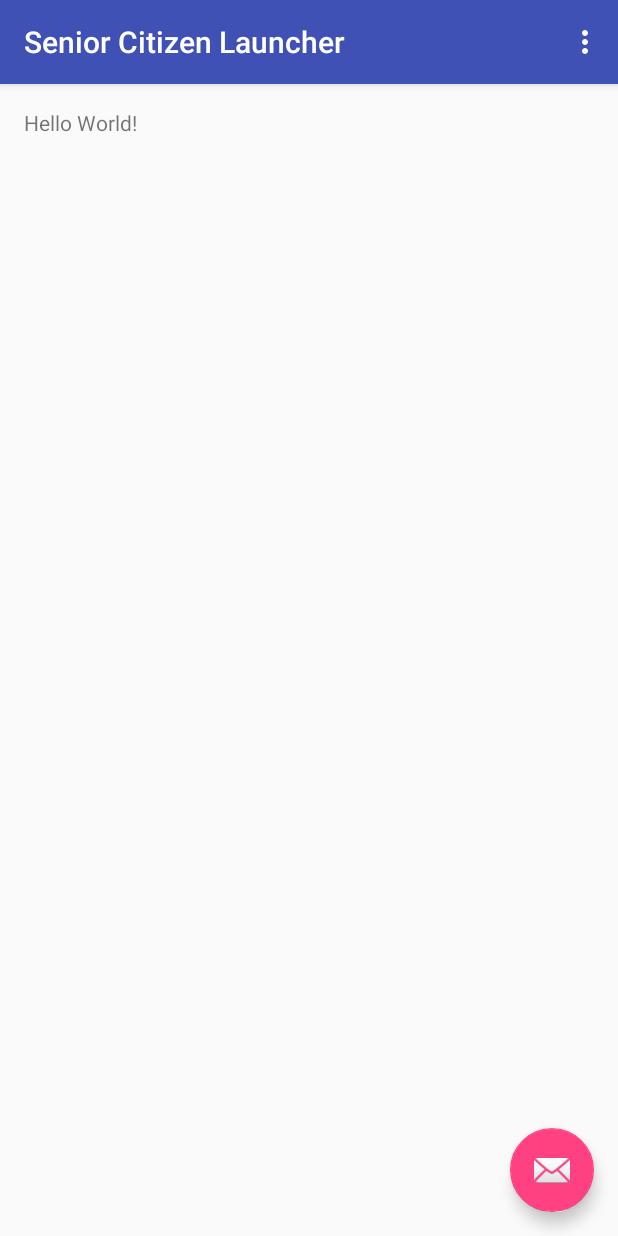
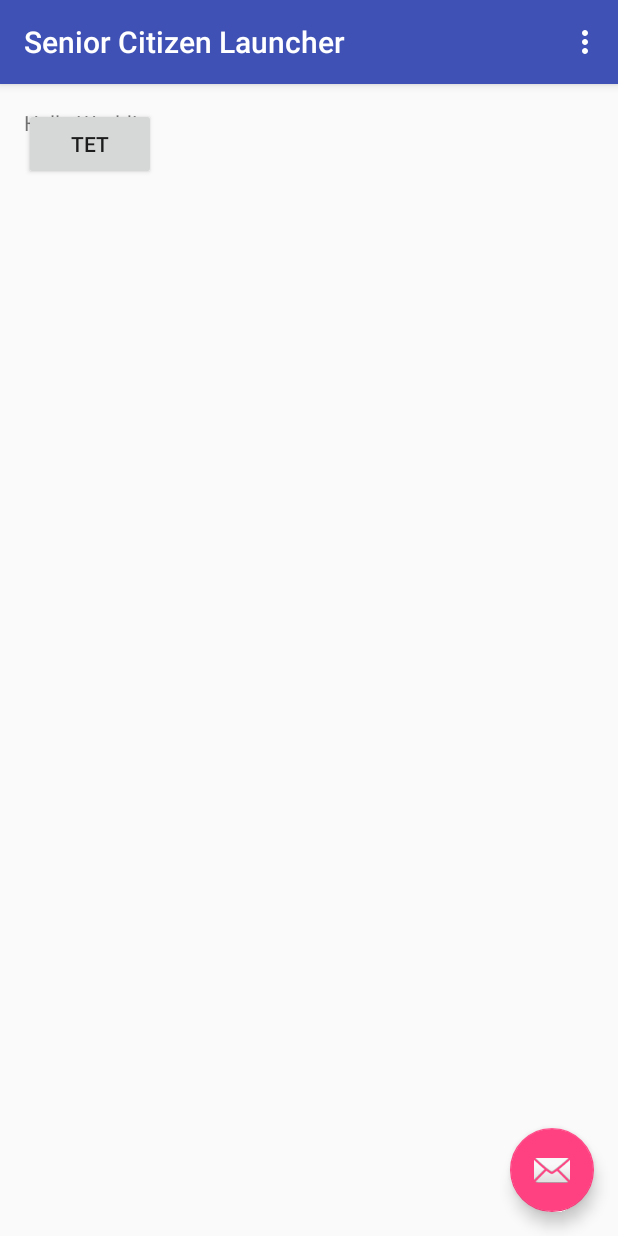
Before and after one commit to jatinhariani/Senior-Citizen-Launcher, an Android app: the screen it shows after launch (LauncherActivity), on a phone screen of 412 x 824 dp. Run offline under Robolectric (Android 15) with nearby library versions, the phone set to English and light mode, and no system bars; libraries missing offline, so code that uses them is left out: com.crashlytics.android, io.fabric.sdk; 2 statements that could not run were skipped.

Commit message:
dummy crash button and init fabric in mainapplication.

```diff
--- a/app/src/main/java/com/jatinhariani/seniorcitizenlauncher/MainApplication.java
+++ b/app/src/main/java/com/jatinhariani/seniorcitizenlauncher/MainApplication.java
@@ -1,6 +1,11 @@
 package com.jatinhariani.seniorcitizenlauncher;
 
 import android.app.Application;
+
+import com.crashlytics.android.Crashlytics;
+import com.crashlytics.android.core.CrashlyticsCore;
+
+import io.fabric.sdk.android.Fabric;
 
 /**
  * Created by jatin on 03/01/16.
@@ -10,5 +15,7 @@ public class MainApplication extends Application {
     @Override
     public void onCreate() {
         super.onCreate();
+        CrashlyticsCore core = new CrashlyticsCore.Builder().build();
+        Fabric.with(this, new Crashlytics.Builder().core(core).build());
     }
 }
--- a/app/src/main/res/layout/fragment_launcher.xml
+++ b/app/src/main/res/layout/fragment_launcher.xml
@@ -14,4 +14,9 @@
         android:layout_width="wrap_content"
         android:layout_height="wrap_content" />
 
+    <Button
+        android:layout_width="wrap_content"
+        android:layout_height="wrap_content"
+        android:text="tet"
+        android:onClick="aaa'"/>
 </RelativeLayout>
```
